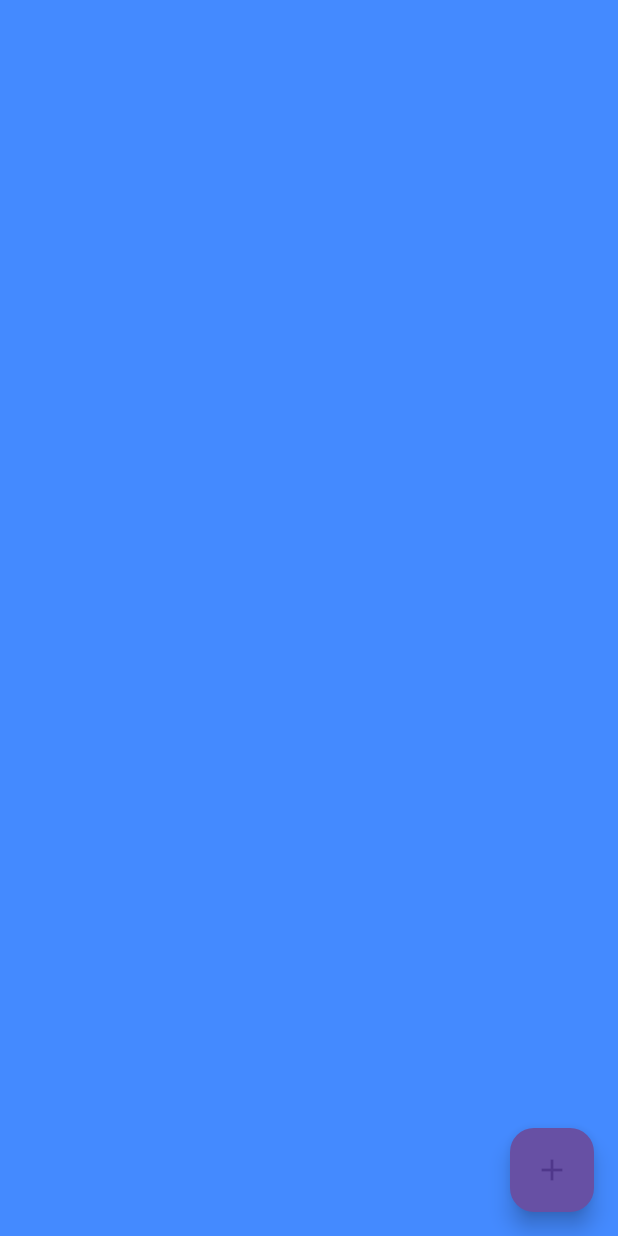
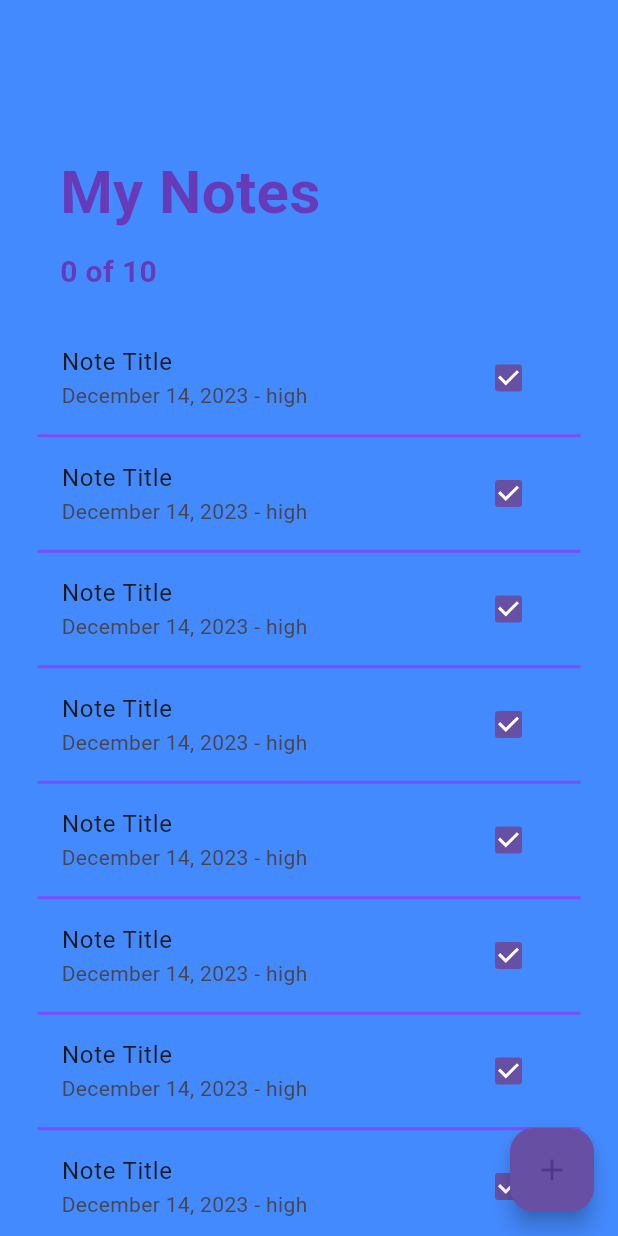
Before and after one commit to shrestha-anish-sudo/Crud_app, a Flutter app: the HomeScreen screen opened directly, on a phone screen of 412 x 824 dp. Run offline on Flutter 3.47's test engine with Material 3 defaults, Android fonts, the phone set to English and light mode, and no system bars.

Commit message:
some changes

```diff
--- a/lib/screens/home_screen.dart
+++ b/lib/screens/home_screen.dart
@@ -1,3 +1,5 @@
+import 'package:crud_app/screens/Add_note_screens.dart';
+import 'package:flutter/cupertino.dart';
 import 'package:flutter/material.dart';
 
 class HomeScreen extends StatefulWidget {
@@ -8,6 +10,34 @@ class HomeScreen extends StatefulWidget {
 }
 
 class _HomeScreenState extends State<HomeScreen> {
+  Widget _buildnotes(int index) {
+    return Padding(
+      padding: EdgeInsets.symmetric(
+        horizontal: 25.0,
+      ),
+      child: Column(
+        children: <Widget>[
+          ListTile(
+            title: Text('Note Title'),
+            subtitle: Text('December 14, 2023 - high'),
+            trailing: Checkbox(
+              onChanged: (value) {
+                print(value);
+              },
+              activeColor: Theme.of(context).primaryColor,
+              value: true,
+            ),
+          ),
+          Divider(
+            height: 5,
+            color: Colors.deepPurpleAccent,
+            thickness: 2.0,
+          ),
+        ],
+      ),
+    );
+  }
+
   @override
   Widget build(BuildContext context) {
     return SafeArea(
@@ -15,9 +45,48 @@ class _HomeScreenState extends State<HomeScreen> {
         backgroundColor: Colors.blueAccent,
         floatingActionButton: FloatingActionButton(
           backgroundColor: Theme.of(context).primaryColor,
-          onPressed: () {},
-          child: Icon(Icons.add),
+          onPressed: () {
+            Navigator.push(context, CupertinoPageRoute(builder: (_) => AddNotesScreen(),));
+
+
+          },
+          child: const Icon(Icons.add),
         ),
+        body: ListView.builder(
+            padding: const EdgeInsets.symmetric(vertical: 80),
+            itemCount: 10,
+            itemBuilder: (BuildContext, int index) {
+              if (index == 0) {
+                return const Padding(
+                  padding: EdgeInsets.symmetric(horizontal: 40, vertical: 20),
+                  child: Column(
+                    crossAxisAlignment: CrossAxisAlignment.start,
+                    children: <Widget>[
+                      Text(
+                        'My Notes',
+                        style: TextStyle(
+                          color: Colors.deepPurple,
+                          fontSize: 40,
+                          fontWeight: FontWeight.bold,
+                        ),
+                      ),
+                      SizedBox(
+                        height: 10,
+                      ),
+                      Text(
+                        '0 of 10',
+                        style: TextStyle(
+                          color: Colors.deepPurple,
+                          fontSize: 20,
+                          fontWeight: FontWeight.w600,
+                        ),
+                      ),
+                    ],
+                  ),
+                );
+              }
+              return _buildnotes(index);
+            }),
       ),
     );
   }
```
Also changed, not shown: lib/screens/Add_note_screens.dart (added, +48 -0 lines).
